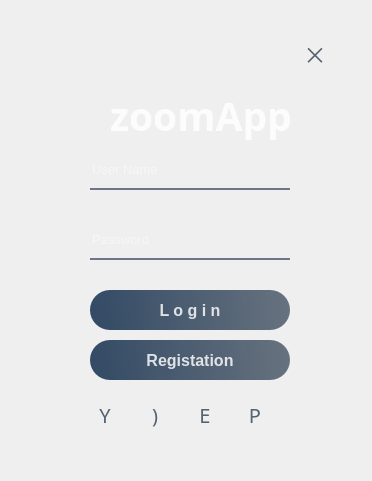
Qt form ui_login.ui (zoomprog/ZoomDesctop) before a commit.
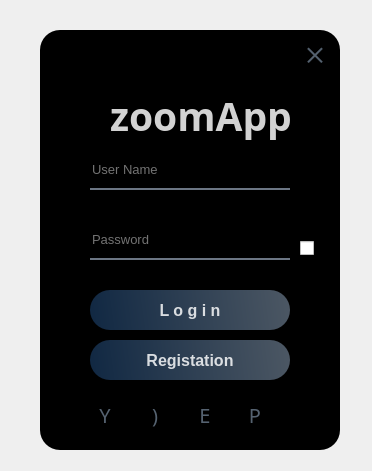
The same form after that commit. Icons and pictures are not drawn.

Diff of the .ui file:
```diff
--- a/ui_login.ui
+++ b/ui_login.ui
@@ -7,7 +7,7 @@
     <x>0</x>
     <y>0</y>
     <width>372</width>
-    <height>481</height>
+    <height>471</height>
    </rect>
   </property>
   <property name="font">
@@ -136,7 +136,8 @@
      </font>
     </property>
     <property name="styleSheet">
-     <string notr="true">border-image:url(:/image/image/photo/login.jpg);
+     <string notr="true">background-color: rgb(0, 0, 0);
+border-image: url(:/image/image/photo/login.jpg);
 border-radius:20px;
 </string>
     </property>
@@ -412,6 +413,22 @@
      </rect>
     </property>
    </widget>
+   <widget class="QCheckBox" name="checkBox">
+    <property name="geometry">
+     <rect>
+      <x>300</x>
+      <y>240</y>
+      <width>16</width>
+      <height>17</height>
+     </rect>
+    </property>
+    <property name="styleSheet">
+     <string notr="true"/>
+    </property>
+    <property name="text">
+     <string/>
+    </property>
+   </widget>
   </widget>
  </widget>
  <resources>
```
